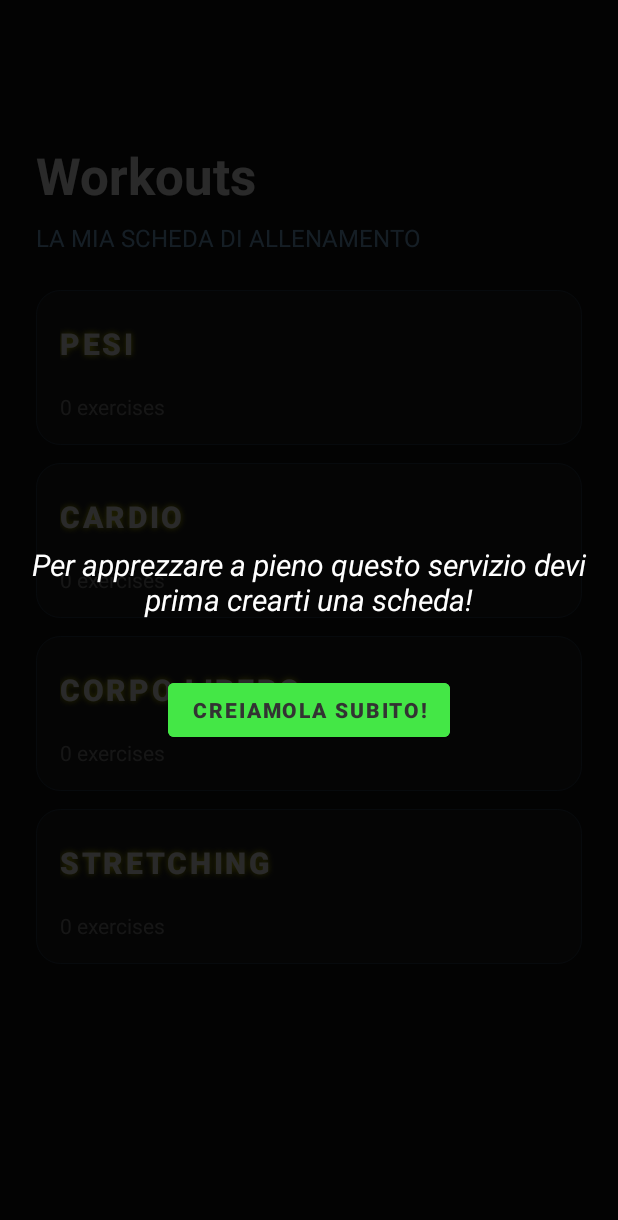
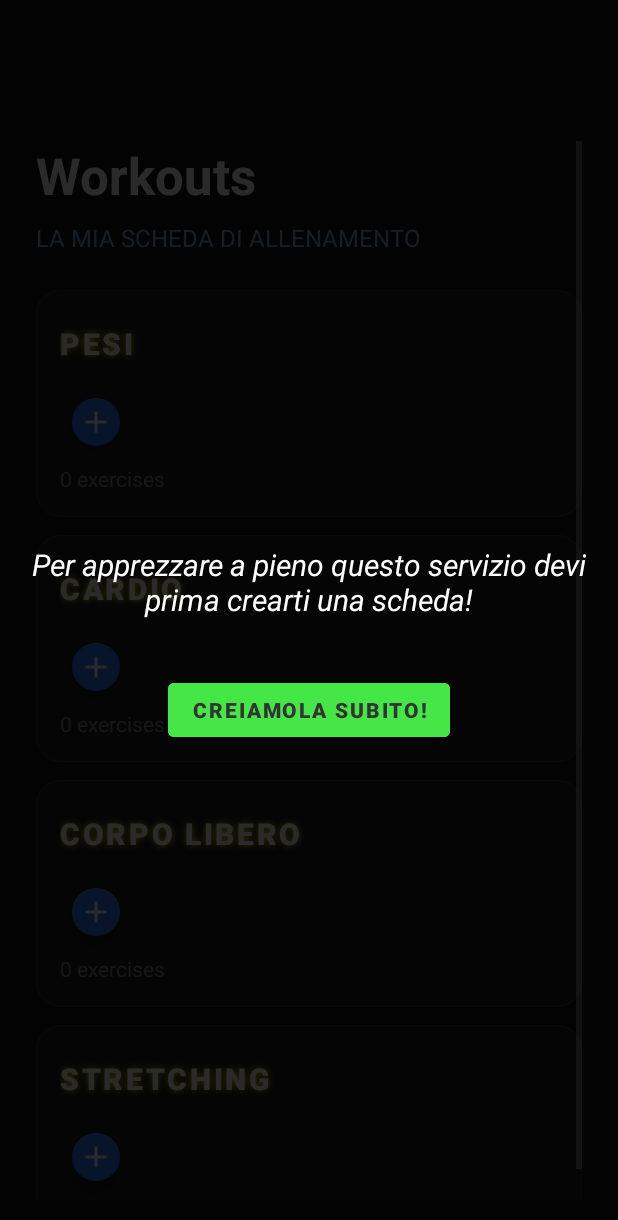
Before and after one commit to Tom-271/PROGETTO_CAZZO_PORCATROIA, an Android app: the layout fragment_my_auto_schedule.xml on its own in the app's theme, with its tools: preview values and no code run, on a phone screen of 412 x 824 dp. Shown: the top 1220 px of the screen. Run offline under Robolectric (Android 15) with nearby library versions, the phone set to English and light mode, and no system bars.

Commit message:
suca tommaso

```diff
--- a/app/src/main/res/layout/fragment_bodybuilding.xml
+++ b/app/src/main/res/layout/fragment_bodybuilding.xml
@@ -107,7 +107,7 @@
                 <View
                     android:layout_width="match_parent"
                     android:layout_height="match_parent"
-                    android:background="#80000000"/>
+                    android:background="#80000000" />
 
                 <TextView
                     android:id="@+id/tvSection2"
--- a/app/src/main/res/layout/fragment_my_auto_schedule.xml
+++ b/app/src/main/res/layout/fragment_my_auto_schedule.xml
@@ -4,7 +4,8 @@
      ────────────────────────────────────────────────────────────── -->
 <FrameLayout xmlns:android="http://schemas.android.com/apk/res/android"
     android:layout_width="match_parent"
-    android:layout_height="match_parent">
+    android:layout_height="match_parent"
+    xmlns:app="http://schemas.android.com/apk/res-auto">
 
     <!-- ─────────── CONTENUTO ORIGINALE ─────────── -->
     <ScrollView
@@ -65,6 +66,17 @@
                     android:padding="0dp"
                     android:gravity="start" />
 
+                <com.google.android.material.floatingactionbutton.FloatingActionButton
+                    android:id="@+id/buttonPlusBodybuilding"
+                    android:layout_width="116dp"
+                    android:layout_height="32dp"
+                    app:backgroundTint="#2979FF"
+                    app:fabCustomSize="32dp"
+                    app:layout_constraintTop_toBottomOf="@id/btnBodybuilding"
+                    app:srcCompat="@drawable/ic_plus"
+                    app:tint="#FFF"
+                    app:useCompatPadding="false" />
+
                 <TextView
                     android:id="@+id/subtitleBodyBuilding"
                     android:layout_width="wrap_content"
@@ -85,6 +97,7 @@
 
             </LinearLayout>
 
+            <!-- Sezione: Cardio -->
             <LinearLayout
                 android:layout_width="match_parent"
                 android:layout_height="wrap_content"
@@ -94,7 +107,7 @@
                 android:layout_marginBottom="12dp">
 
                 <Button
-                    android:id="@+id/btnStretching"
+                    android:id="@+id/btnCardio"
                     android:layout_width="match_parent"
                     android:layout_height="wrap_content"
                     android:text="Cardio"
@@ -106,6 +119,17 @@
                     android:textSize="20sp"
                     android:padding="0dp"
                     android:gravity="start" />
+
+                <com.google.android.material.floatingactionbutton.FloatingActionButton
+                    android:id="@+id/buttonPlusCardio"
+                    android:layout_width="116dp"
+                    android:layout_height="32dp"
+                    app:backgroundTint="#2979FF"
+                    app:fabCustomSize="32dp"
+                    app:layout_constraintTop_toBottomOf="@id/btnCardio"
+                    app:srcCompat="@drawable/ic_plus"
+                    app:tint="#FFF"
+                    app:useCompatPadding="false" />
 
                 <TextView
                     android:id="@+id/subtitleStretching"
@@ -126,6 +150,7 @@
                     android:layout_marginBottom="16dp" />
             </LinearLayout>
 
+            <!-- Sezione: Corpo Libero -->
             <LinearLayout
                 android:layout_width="match_parent"
                 android:layout_height="wrap_content"
@@ -135,7 +160,7 @@
                 android:layout_marginBottom="12dp">
 
                 <Button
-                    android:id="@+id/btnCardio"
+                    android:id="@+id/btnCorpoLibero"
                     android:layout_width="match_parent"
                     android:layout_height="wrap_content"
                     android:text="corpo libero"
@@ -147,6 +172,17 @@
                     android:textSize="20sp"
                     android:padding="0dp"
                     android:gravity="start" />
+
+                <com.google.android.material.floatingactionbutton.FloatingActionButton
+                    android:id="@+id/buttonPlusCorpoLibero"
+                    android:layout_width="116dp"
+                    android:layout_height="32dp"
+                    app:backgroundTint="#2979FF"
+                    app:fabCustomSize="32dp"
+                    app:layout_constraintTop_toBottomOf="@id/btnCorpoLibero"
+                    app:srcCompat="@drawable/ic_plus"
+                    app:tint="#FFF"
+                    app:useCompatPadding="false" />
 
                 <TextView
                     android:id="@+id/subtitleCardio"
@@ -166,6 +202,7 @@
                     android:layout_marginBottom="16dp" />
             </LinearLayout>
 
+            <!-- Sezione: Stretching -->
             <LinearLayout
                 android:layout_width="match_parent"
                 android:layout_height="wrap_content"
@@ -175,7 +212,7 @@
                 android:layout_marginBottom="12dp">
 
                 <Button
-                    android:id="@+id/btnCorpoLibero"
+                    android:id="@+id/btnStretching"
                     android:layout_width="match_parent"
                     android:layout_height="wrap_content"
                     android:text="stretching"
@@ -187,6 +224,17 @@
                     android:textSize="20sp"
                     android:padding="0dp"
                     android:gravity="start" />
+
+                <com.google.android.material.floatingactionbutton.FloatingActionButton
+                    android:id="@+id/buttonPlusStretching"
+                    android:layout_width="116dp"
+                    android:layout_height="32dp"
+                    app:backgroundTint="#2979FF"
+                    app:fabCustomSize="32dp"
+                    app:layout_constraintTop_toBottomOf="@id/btnStretching"
+                    app:srcCompat="@drawable/ic_plus"
+                    app:tint="#FFF"
+                    app:useCompatPadding="false" />
 
                 <TextView
                     android:id="@+id/subtitleCorpoLibero"
```
Also changed, not shown: app/src/main/java/com/example/progetto_tosa/ui/home/MyAutoScheduleFragment.kt (+23 -1 lines), app/src/main/res/navigation/mobile_navigation.xml (+12 -0 lines).
